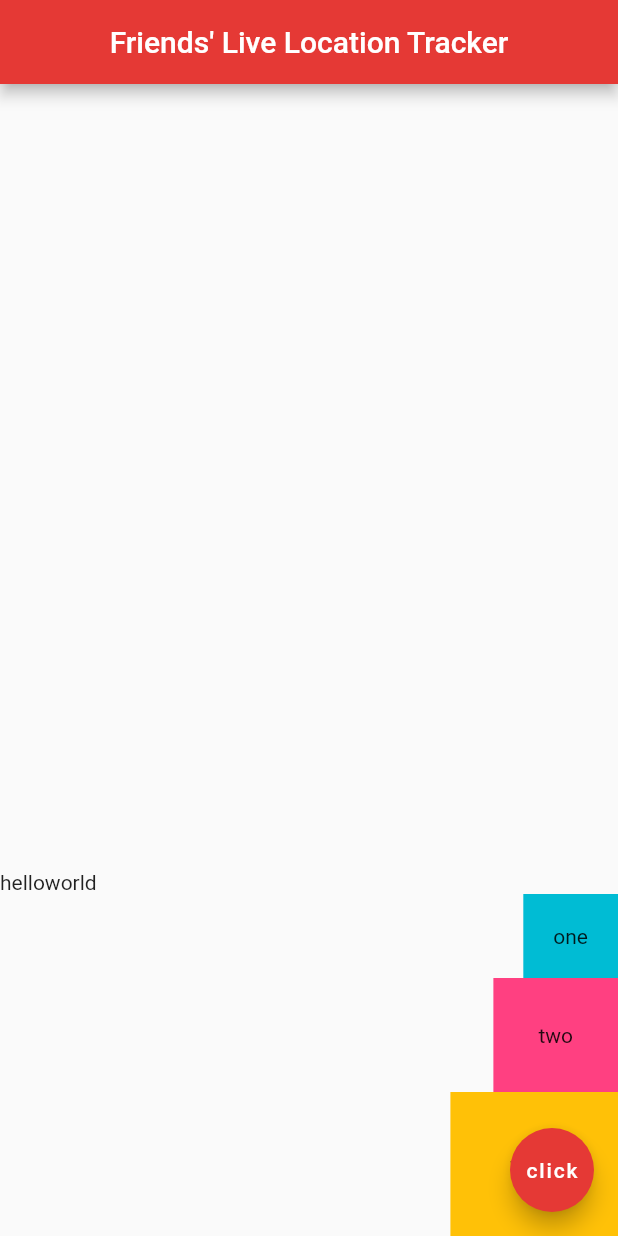
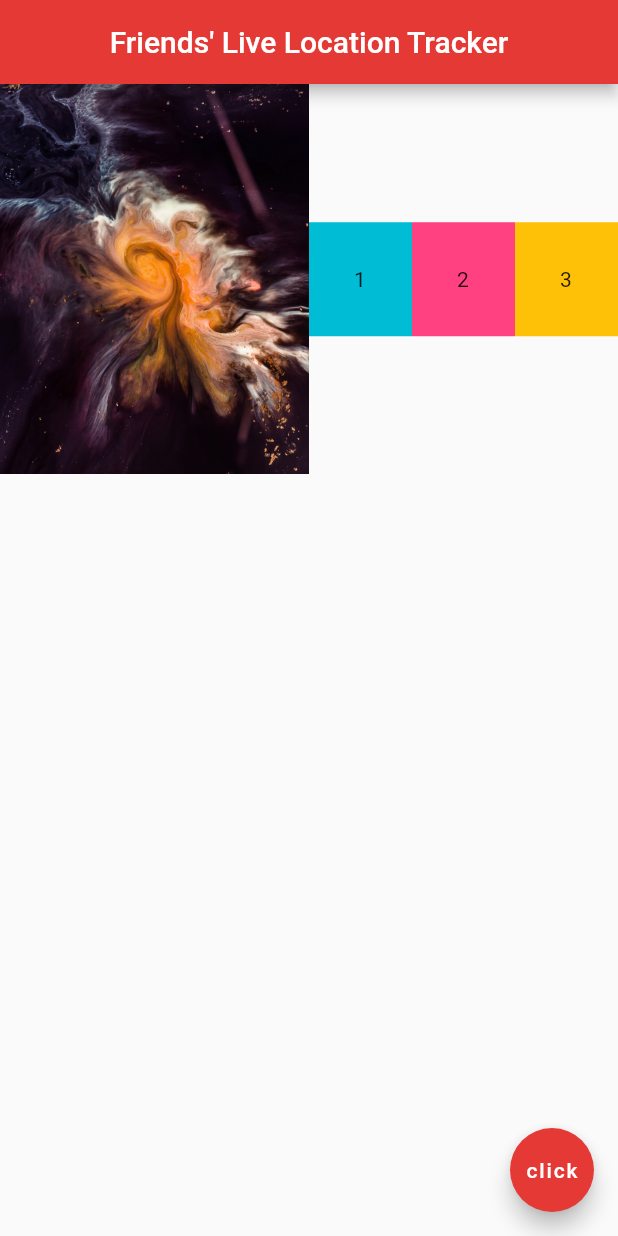
Before and after one commit to yashbg/friends_live_location_tracker, a Flutter app: the screen it shows after launch, on a phone screen of 412 x 824 dp. Run offline on Flutter 3.47's test engine with Material 2 defaults, Android fonts, the phone set to English and light mode, and no system bars.

Commit message:
Add Expanded widget

```diff
--- a/lib/main.dart
+++ b/lib/main.dart
@@ -15,27 +15,35 @@
         centerTitle: true,
         backgroundColor: Colors.red[600],
       ),
-      body: Column(
-        mainAxisAlignment: MainAxisAlignment.end,
-        crossAxisAlignment: CrossAxisAlignment.end,
+      body: Row(
         children: <Widget>[
-          Row(
-            children: <Widget>[Text('hello'), Text('world')],
+          Expanded(
+            child: Image.asset('assets/space.jpg'),
+            flex: 3,
           ),
-          Container(
-            padding: EdgeInsets.all(20.0),
-            color: Colors.cyan,
-            child: Text('one'),
+          Expanded(
+            flex: 1,
+            child: Container(
+              padding: EdgeInsets.all(30.0),
+              color: Colors.cyan,
+              child: Text('1'),
+            ),
           ),
-          Container(
-            padding: EdgeInsets.all(30.0),
-            color: Colors.pinkAccent,
-            child: Text('two'),
+          Expanded(
+            flex: 1,
+            child: Container(
+              padding: EdgeInsets.all(30.0),
+              color: Colors.pinkAccent,
+              child: Text('2'),
+            ),
           ),
-          Container(
-            padding: EdgeInsets.all(40.0),
-            color: Colors.amber,
-            child: Text('three'),
+          Expanded(
+            flex: 1,
+            child: Container(
+              padding: EdgeInsets.all(30.0),
+              color: Colors.amber,
+              child: Text('3'),
+            ),
           ),
         ],
       ),
```
